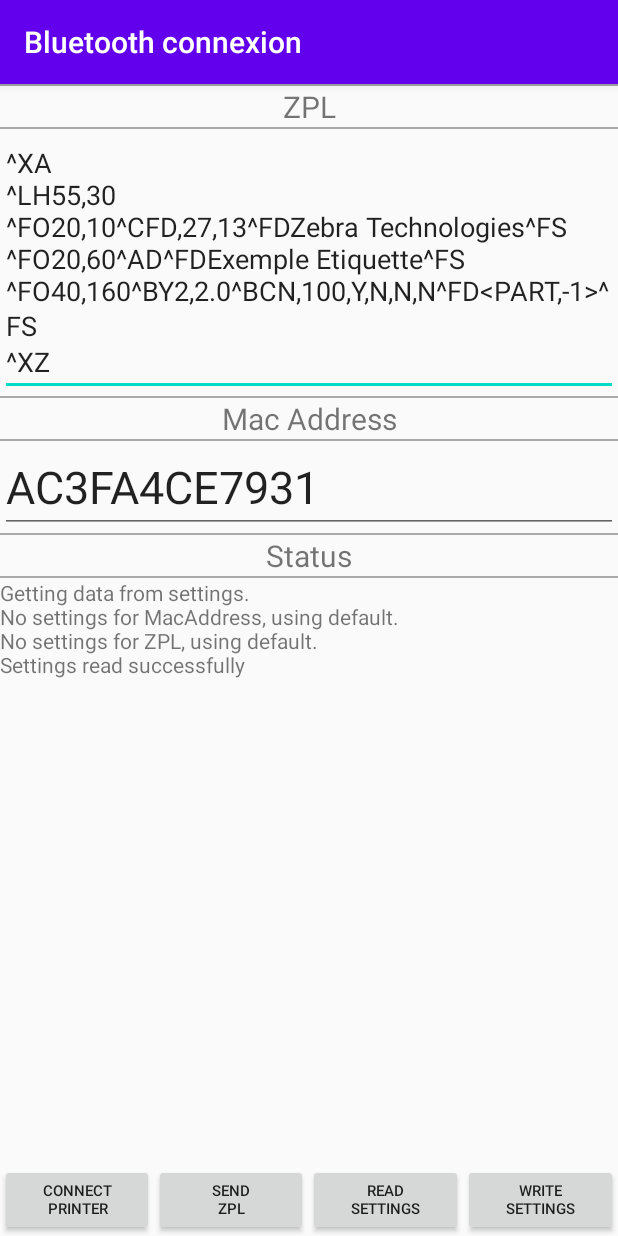
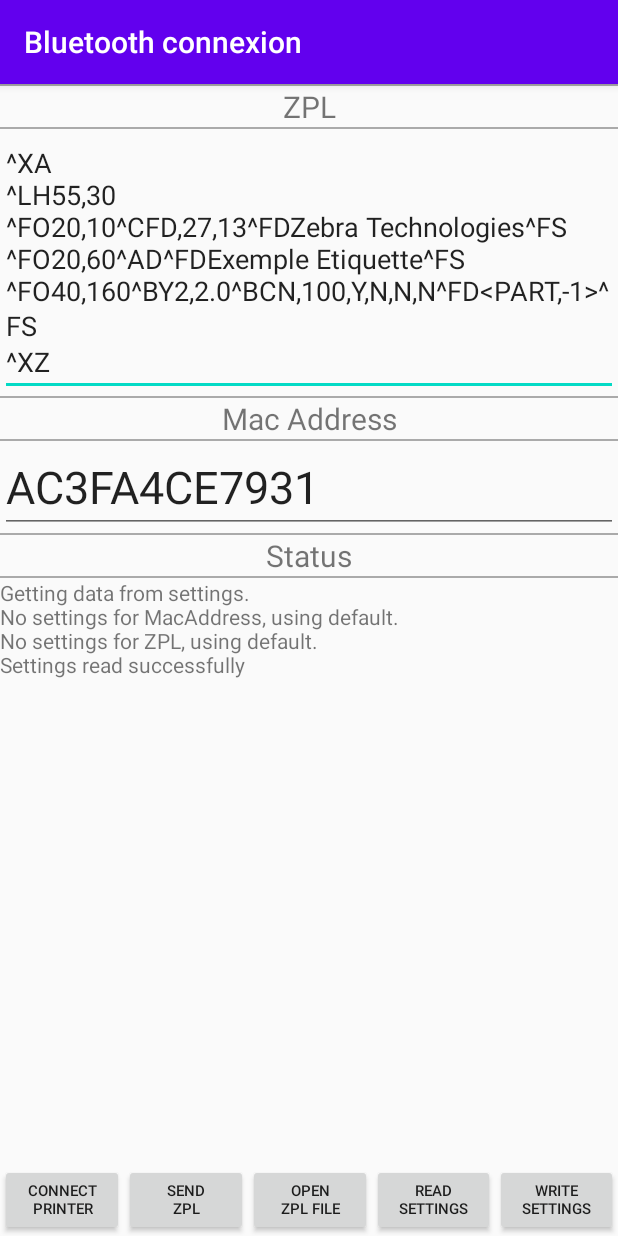
Before and after one commit to ltrudu/PrintWrapperSample, an Android app: the screen it shows after launch (BTConnectActivity), on a phone screen of 412 x 824 dp. Run offline under Robolectric (Android 15) with nearby library versions, the phone set to English and light mode, and no system bars; libraries missing offline, so code that uses them is left out: com.zebra.printwrapper, com.zebra.sdk.

Commit message:
Added ZPL file open button

```diff
--- a/PrintWrapperSampleApp/build.gradle
+++ b/PrintWrapperSampleApp/build.gradle
@@ -43,4 +43,6 @@ dependencies {
     // For dev only
     //implementation project(path: ':PrintWrapper')
 
+    // PrintFile demo
+    implementation 'com.github.ltrudu:CriticalPermissionsHelper:0.4'
 }
--- a/PrintWrapperSampleApp/src/main/AndroidManifest.xml
+++ b/PrintWrapperSampleApp/src/main/AndroidManifest.xml
@@ -15,7 +15,6 @@
     <uses-permission android:name="android.permission.INTERNET" />
     <uses-permission android:name="android.permission.ACCESS_NETWORK_STATE" />
     <uses-permission android:name="android.permission.ACCESS_WIFI_STATE" />
-    <uses-permission android:name="android.permission.MANAGE_EXTERNAL_STORAGE" />
 
     <application
         android:requestLegacyExternalStorage = "true"
--- a/PrintWrapperSampleApp/src/main/res/layout/activity_main.xml
+++ b/PrintWrapperSampleApp/src/main/res/layout/activity_main.xml
@@ -37,6 +37,15 @@
             android:text="Send\nZPL"
             android:textSize="10sp"
             android:visibility="visible" />
+
+            <Button
+                android:id="@+id/button_openzpl"
+                android:layout_width="wrap_content"
+                android:layout_height="wrap_content"
+                android:layout_weight="1"
+                android:text="Open\nZPL File"
+                android:textSize="10sp"
+                android:visibility="visible" />
 
             <Button
                 android:id="@+id/button_readsettings"
```
Also changed, not shown: PrintWrapperSampleApp/src/main/java/com/zebra/printwrappersample/BTConnectActivity.java (+72 -7 lines), 2 other files.
